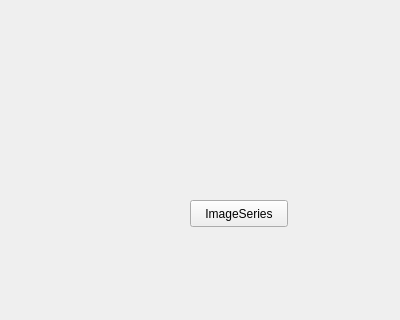
Before: the Qt Designer form src/ImageSeriesWidget.ui in rleofield/previewbox, drawn with Qt 5; both pictures show x 0 to 400 and y 0 to 320 of the 400 by 634 pixel window.
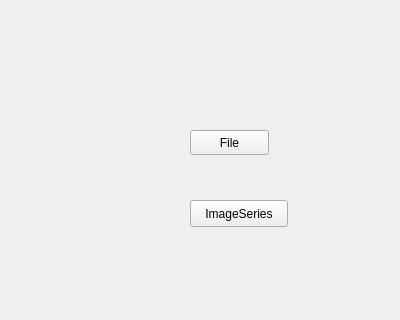
After: the same form once the commit is applied.

Diff of the .ui file:
```diff
--- a/src/ImageSeriesWidget.ui
+++ b/src/ImageSeriesWidget.ui
@@ -29,6 +29,24 @@
     <bool>true</bool>
    </property>
   </widget>
+  <widget class="QPushButton" name="pushButton">
+   <property name="geometry">
+    <rect>
+     <x>190</x>
+     <y>130</y>
+     <width>79</width>
+     <height>25</height>
+    </rect>
+   </property>
+   <property name="text">
+    <string>File</string>
+   </property>
+  </widget>
+  <action name="actionButton_file_pressed">
+   <property name="text">
+    <string>button_file_pressed</string>
+   </property>
+  </action>
  </widget>
  <resources/>
  <connections/>
```
